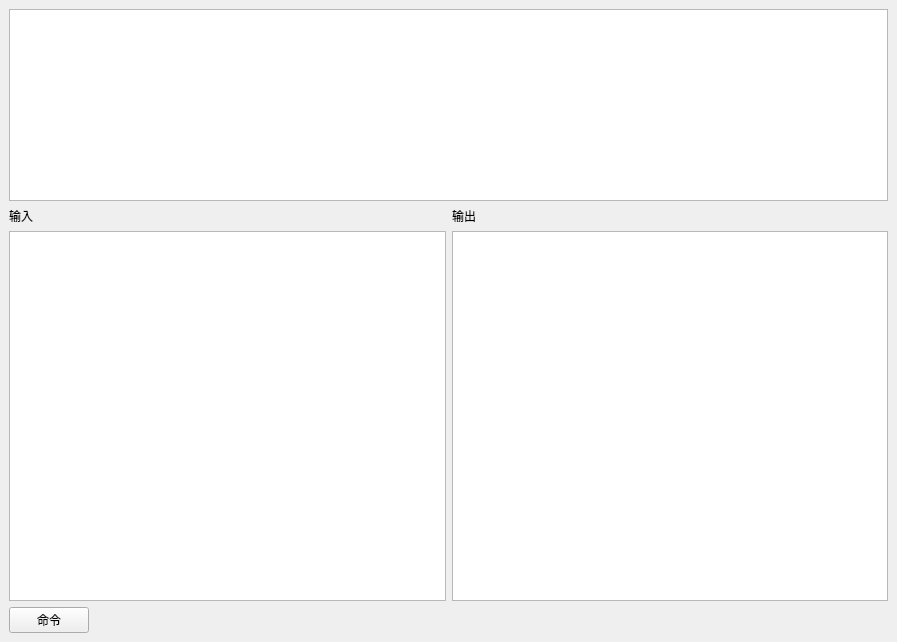
Above: mainwindow.ui from Reilkay/File-System before the change. Below: the same form after it.
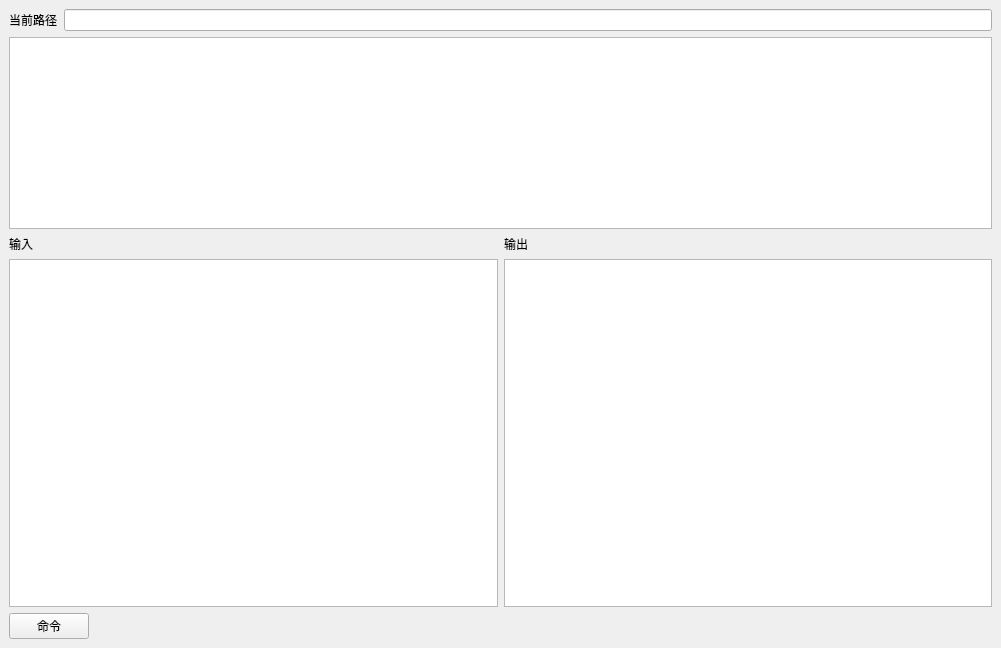
That is the form after the change.

Commit message: ui: ui更改

What changed in the file:
```diff
--- a/mainwindow.ui
+++ b/mainwindow.ui
@@ -6,68 +6,22 @@
    <rect>
     <x>0</x>
     <y>0</y>
-    <width>897</width>
-    <height>642</height>
+    <width>1001</width>
+    <height>648</height>
    </rect>
   </property>
+  <property name="minimumSize">
+   <size>
+    <width>1001</width>
+    <height>648</height>
+   </size>
+  </property>
   <property name="windowTitle">
    <string>MainWindow</string>
   </property>
   <widget class="QWidget" name="centralwidget">
    <layout class="QGridLayout" name="gridLayout">
-    <item row="0" column="0">
-     <widget class="QGraphicsView" name="graphicsView">
-      <property name="sizePolicy">
-       <sizepolicy hsizetype="Expanding" vsizetype="Fixed">
-        <horstretch>0</horstretch>
-        <verstretch>2</verstretch>
-       </sizepolicy>
-      </property>
-     </widget>
-    </item>
-    <item row="1" column="0">
-     <layout class="QHBoxLayout" name="horizontalLayout_3">
-      <item>
-       <widget class="QLabel" name="label">
-        <property name="text">
-         <string>输入</string>
-        </property>
-       </widget>
-      </item>
-      <item>
-       <widget class="QLabel" name="label_2">
-        <property name="text">
-         <string>输出</string>
-        </property>
-       </widget>
-      </item>
-     </layout>
-    </item>
-    <item row="2" column="0">
-     <layout class="QHBoxLayout" name="horizontalLayout_2">
-      <item>
-       <widget class="QTextEdit" name="CommandEdit">
-        <property name="sizePolicy">
-         <sizepolicy hsizetype="Expanding" vsizetype="Expanding">
-          <horstretch>0</horstretch>
-          <verstretch>2</verstretch>
-         </sizepolicy>
-        </property>
-       </widget>
-      </item>
-      <item>
-       <widget class="QTextEdit" name="OutputEdit">
-        <property name="sizePolicy">
-         <sizepolicy hsizetype="Expanding" vsizetype="Expanding">
-          <horstretch>0</horstretch>
-          <verstretch>2</verstretch>
-         </sizepolicy>
-        </property>
-       </widget>
-      </item>
-     </layout>
-    </item>
-    <item row="3" column="0">
+    <item row="4" column="1">
      <layout class="QHBoxLayout" name="horizontalLayout">
       <item>
        <widget class="QPushButton" name="Excute">
@@ -94,6 +48,72 @@
       </item>
      </layout>
     </item>
+    <item row="1" column="1">
+     <widget class="QListWidget" name="Explore">
+      <property name="sizePolicy">
+       <sizepolicy hsizetype="Expanding" vsizetype="Fixed">
+        <horstretch>0</horstretch>
+        <verstretch>0</verstretch>
+       </sizepolicy>
+      </property>
+     </widget>
+    </item>
+    <item row="0" column="1">
+     <layout class="QHBoxLayout" name="horizontalLayout_4">
+      <item>
+       <widget class="QLabel" name="label_3">
+        <property name="text">
+         <string>当前路径</string>
+        </property>
+       </widget>
+      </item>
+      <item>
+       <widget class="QLineEdit" name="lineEdit"/>
+      </item>
+     </layout>
+    </item>
+    <item row="2" column="1">
+     <layout class="QHBoxLayout" name="horizontalLayout_3">
+      <item>
+       <widget class="QLabel" name="label">
+        <property name="text">
+         <string>输入</string>
+        </property>
+       </widget>
+      </item>
+      <item>
+       <widget class="QLabel" name="label_2">
+        <property name="text">
+         <string>输出</string>
+        </property>
+       </widget>
+      </item>
+     </layout>
+    </item>
+    <item row="3" column="1">
+     <layout class="QHBoxLayout" name="horizontalLayout_2">
+      <item>
+       <widget class="QTextEdit" name="CommandEdit">
+        <property name="sizePolicy">
+         <sizepolicy hsizetype="Expanding" vsizetype="Expanding">
+          <horstretch>0</horstretch>
+          <verstretch>2</verstretch>
+         </sizepolicy>
+        </property>
+       </widget>
+      </item>
+      <item>
+       <widget class="QTextEdit" name="OutputEdit">
+        <property name="sizePolicy">
+         <sizepolicy hsizetype="Expanding" vsizetype="Expanding">
+          <horstretch>0</horstretch>
+          <verstretch>2</verstretch>
+         </sizepolicy>
+        </property>
+       </widget>
+      </item>
+     </layout>
+    </item>
    </layout>
   </widget>
  </widget>
```
